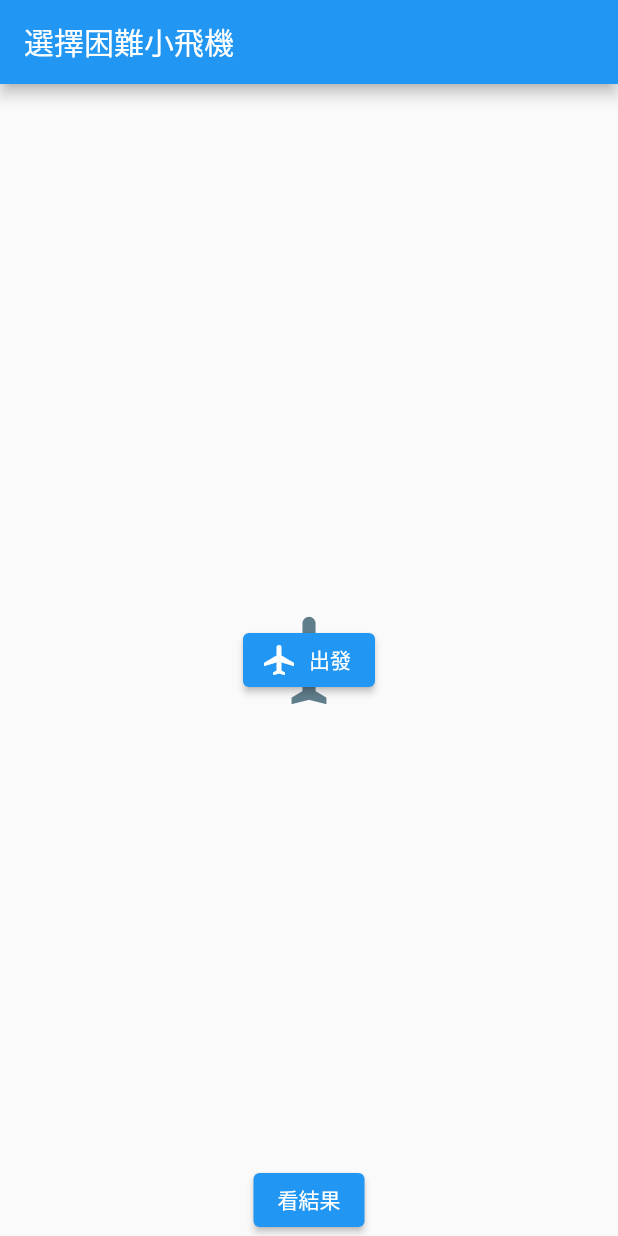
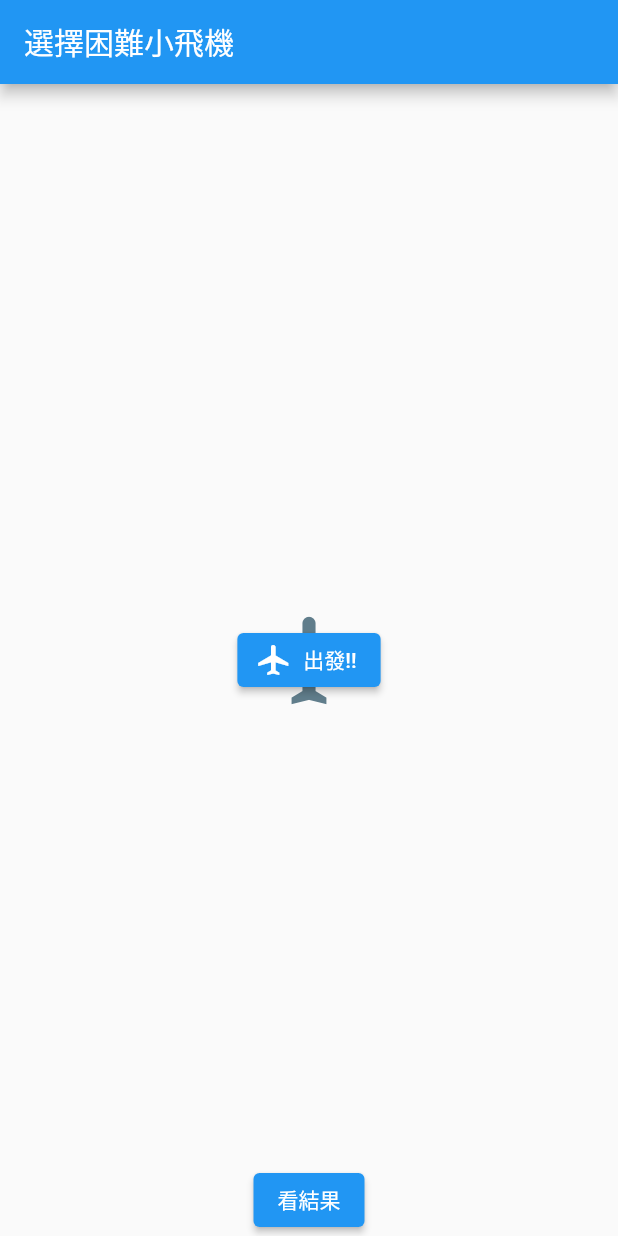
Before and after one commit to Vincenzo0426/Finalexam, a Flutter app: the screen it shows after launch, on a phone screen of 412 x 824 dp. Run offline on Flutter 3.47's test engine with Material 2 defaults, Android fonts, the phone set to English and light mode, and no system bars.

Commit message:
commit_1216

```diff
--- a/lib/main.dart
+++ b/lib/main.dart
@@ -83,7 +83,7 @@ class _MyHomePageState extends State<MyHomePage> {
               child: ElevatedButton.icon(
                 style: ButtonStyle(backgroundColor: MaterialStateProperty.all(Colors.blue), foregroundColor: MaterialStateProperty.all(Colors.white)),
                 icon: const Icon(Icons.airplanemode_active, color: Colors.white),
-                label: const Text('出發'),
+                label: const Text('出發!!'),
                 onPressed: () => {
                   setState(() {
                     takeOff = !takeOff;
```
